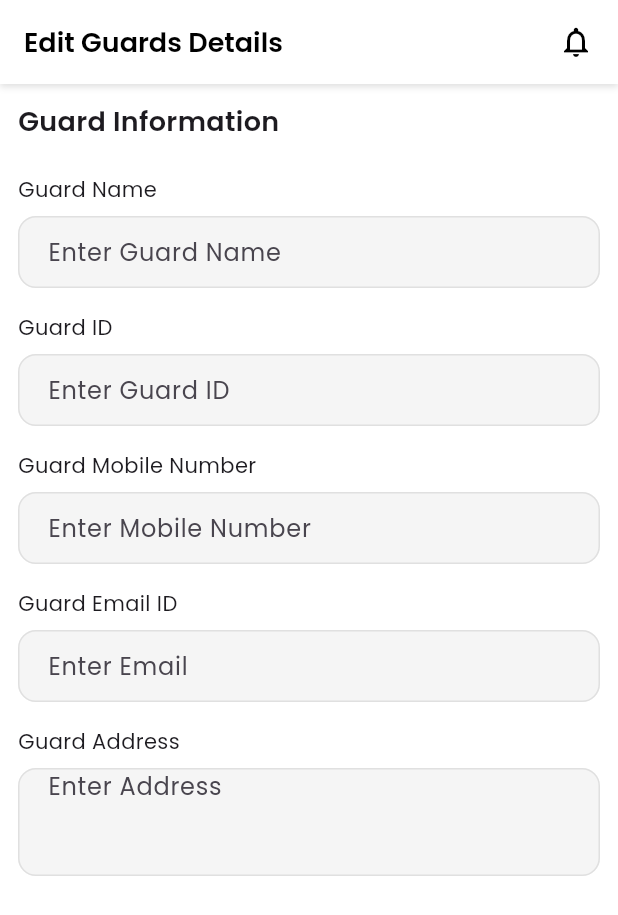
After one commit to RohitAlp/Visitor__App, a Flutter app: the EditSecurityGuardsForm screen opened by its route, on a phone screen of 412 x 824 dp. The commit adds this screen. Shown: the top 915 px of the screen. Run offline on Flutter 3.47's test engine with Material 3 defaults, Android fonts, the phone set to English and light mode, and no system bars; our stand-ins replace bloc, dio, equatable, flutter_bloc, flutter_secure_storage, flutter_svg and 3 more; accounts and stored records are empty.

Commit message:
edit guards event state block

```diff
--- a/lib/config/Routes/Route.dart
+++ b/lib/config/Routes/Route.dart
@@ -5,6 +5,7 @@ import 'package:visitorapp/screens/society_admin/Manage%20User/security_guards/s
 import '../../screens/dashboard/dashboard_screen.dart';
 import '../../screens/society_admin/Manage User/manage_users_screen.dart';
 import '../../screens/society_admin/Manage User/Add_flat_owner/flat_owner_list.dart';
+import '../../screens/society_admin/Manage User/security_guards/edit_guards_details_form/edit_security_guards_form.dart';
 import '../../screens/splash_screen/SplashScreen.dart';
 
 import '../../screens/Notification/Notificarion.dart';
@@ -36,6 +37,8 @@ class Routes {
         return MaterialPageRoute(builder: (context) => const NotificationScreen());
       case RouteName.SecurityGuardsScreen:
         return MaterialPageRoute(builder: (context) => const SecurityGuardsScreen());
+      case RouteName.EditSecurityGuardsForm:
+        return MaterialPageRoute(builder: (context) => const EditSecurityGuardsForm());
 
       default:
         return MaterialPageRoute(
--- a/lib/config/Routes/RouteName.dart
+++ b/lib/config/Routes/RouteName.dart
@@ -13,4 +13,5 @@ class RouteName{
   static const String manageUsersSocietyAdmin = 'manageUsersSocietyAdmin';
   static const String FlatOwnersScreen = 'flatOwnersListScreen';
   static const String SecurityGuardsScreen = 'SecurityGuardsScreen';
+  static const String EditSecurityGuardsForm = 'EditSecurityGuardsForm';
 }
--- /dev/null
+++ b/lib/screens/society_admin/Manage User/security_guards/edit_guards_details_form/bloc/editguards_bloc.dart
@@ -0,0 +1,28 @@
+import 'package:bloc/bloc.dart';
+import 'package:equatable/equatable.dart';
+
+
+import '../../../../../../utils/enum.dart';
+
+part 'editguards_event.dart';
+part 'editguards_state.dart';
+
+class EditguardsBloc extends Bloc<EditguardsEvent, EditguardsState> {
+  EditguardsBloc() : super(const EditguardsState()) {
+    on<EditGuardNameEvent>((event, emit) {
+      emit(state.copyWith(guardName: event.guardName));
+    });
+    on<EditGuardIDEvent>((event, emit) {
+      emit(state.copyWith(guardName: event.guardID));
+    });
+    on<EditGuardEmailEvent>((event, emit) {
+      emit(state.copyWith(guardName: event.email));
+    });
+    on<EditGuardMobileNumberEvent>((event, emit) {
+      emit(state.copyWith(guardName: event.editGuradMobileNumber));
+    });
+    on<EditGuardAddressEvent>((event, emit) {
+      emit(state.copyWith(guardName: event.address));
+    });
+  }
+}
--- /dev/null
+++ b/lib/screens/society_admin/Manage User/security_guards/edit_guards_details_form/bloc/editguards_event.dart
@@ -0,0 +1,56 @@
+part of 'editguards_bloc.dart';
+
+abstract class EditguardsEvent extends Equatable{
+  const EditguardsEvent();
+
+  @override
+   List<Object> get props => [];
+}
+
+class EditGuardNameEvent extends EditguardsEvent {
+  final String guardName;
+
+  const EditGuardNameEvent(this.guardName);
+
+  @override
+  List<Object> get props => [guardName];
+}
+
+class EditGuardIDEvent extends EditguardsEvent{
+  final String guardID;
+
+  const EditGuardIDEvent(this.guardID);
+  @override
+  List<Object> get props => [guardID];
+}
+
+class EditGuardMobileNumberEvent extends EditguardsEvent{
+  final String editGuradMobileNumber;
+
+  const EditGuardMobileNumberEvent(this.editGuradMobileNumber);
+
+  @override
+  List<Object> get props => [editGuradMobileNumber];
+}
+
+class EditGuardEmailEvent extends EditguardsEvent{
+  final String email;
+
+  const EditGuardEmailEvent(this.email);
+
+  @override
+  List<Object> get props=>[email];
+}
+
+class EditGuardAddressEvent extends EditguardsEvent{
+  final String address;
+
+  const EditGuardAddressEvent(this.address);
+
+  @override
+  List<Object> get props => [address];
+}
+
+class UpdateGuardDetailsEvent extends EditguardsEvent {
+  const UpdateGuardDetailsEvent();
+}
--- /dev/null
+++ b/lib/screens/society_admin/Manage User/security_guards/edit_guards_details_form/bloc/editguards_state.dart
@@ -0,0 +1,48 @@
+part of 'editguards_bloc.dart';
+
+class EditguardsState extends Equatable {
+  final String guardName;
+  final String guardID;
+  final String guardMobileNumber;
+  final String guardEmail;
+  final String guardAddress;
+  final Status status;
+  final String? errorMessage;
+
+
+
+  const EditguardsState({
+    this.status = Status.initial,
+     this.guardName = '',
+     this.guardID = '',
+     this.guardMobileNumber = '',
+     this.guardEmail = '',
+     this.guardAddress = '',
+    this.errorMessage,
+
+  });
+
+  EditguardsState copyWith({
+    final String? guardName ,
+    final String? guardID,
+    final String? guardMobileNumber,
+    final String? guardEmail,
+    final String? guardAddress,
+    String? errorMessage,
+
+  }) {
+    return EditguardsState(
+      guardName: guardName ?? this.guardName,
+      guardID: guardID ?? this.guardID,
+      guardMobileNumber:
+          guardMobileNumber ?? guardMobileNumber ?? this.guardMobileNumber,
+      guardEmail: guardEmail ?? this.guardEmail,
+      guardAddress: guardAddress ?? this.guardAddress,
+      errorMessage: errorMessage,
+
+    );
+  }
+
+  @override
+  List<Object?> get props => [guardName, guardID, guardMobileNumber, guardEmail, guardAddress, errorMessage];
+}
--- /dev/null
+++ b/lib/screens/society_admin/Manage User/security_guards/edit_guards_details_form/edit_security_guards_form.dart
@@ -0,0 +1,115 @@
+import 'package:flutter/cupertino.dart';
+import 'package:flutter/material.dart';
+import 'package:flutter_bloc/flutter_bloc.dart';
+import 'package:visitorapp/screens/society_admin/Manage%20User/security_guards/edit_guards_details_form/bloc/editguards_bloc.dart';
+import 'package:visitorapp/widgets/custom_app_bar.dart';
+
+import '../../../../../widgets/text_form_field.dart';
+
+class EditSecurityGuardsForm extends StatefulWidget {
+  const EditSecurityGuardsForm({super.key});
+
+  @override
+  State<EditSecurityGuardsForm> createState() => _EditSecurityGuardsFormState();
+}
+
+class _EditSecurityGuardsFormState extends State<EditSecurityGuardsForm> {
+  @override
+  Widget build(BuildContext context) {
+    return Scaffold(
+      appBar: CustomAppBar(title: 'Edit Guards Details'),
+      body: SafeArea(
+          child: BlocProvider(
+            create: (context) => EditguardsBloc(), child: Form(
+            child: Padding(
+              padding: const EdgeInsets.all(12.0),
+              child: SingleChildScrollView(
+                child: Column(
+                  crossAxisAlignment: CrossAxisAlignment.start,
+                  children: [
+                    Text(
+                      'Guard Information',
+                      style: TextStyle(
+                          fontSize: 18, fontWeight: FontWeight.w600),
+                    ),
+                    SizedBox(height: 22),
+
+                    Text('Guard Name'),
+                    SizedBox(height: 8),
+                    BlocBuilder<EditguardsBloc, EditguardsState>(
+                      builder: (context, state) {
+                        return CustomTextField(
+                          hintText: "Enter Guard Name",
+                          onChanged: (v) {
+                            context.read<EditguardsBloc>().add(
+                                EditGuardNameEvent(v));
+                          },
+                        );
+                      },
+                    ),
+
+                    SizedBox(height: 16),
+                    Text('Guard ID'),
+                    SizedBox(height: 8),
+                    BlocBuilder<EditguardsBloc, EditguardsState>(
+                      builder: (context, state) {
+                        return CustomTextField(
+                          hintText: "Enter Guard ID",
+                          onChanged: (v) {
+                            context.read<EditguardsBloc>().add(
+                                EditGuardIDEvent(v));
+                          },
+                        );
+                      },
+                    ),
+
+                    SizedBox(height: 16),
+                    Text('Guard Mobile Number'),
+                    SizedBox(height: 8),
+                    BlocBuilder<EditguardsBloc, EditguardsState>(
+                      builder: (context, state) {
+                        return CustomTextField(
+                          hintText: "Enter Mobile Number",
+                          keyboardType: TextInputType.phone,
+                          onChanged: (v) {
+                            context.read<EditguardsBloc>().add(
+                                EditGuardMobileNumberEvent(v));
+                          },
+                        );
+                      },
+                    ),
+
+                    SizedBox(height: 16),
+                    Text('Guard Email ID'),
+                    SizedBox(height: 8),
+                    BlocBuilder<EditguardsBloc, EditguardsState>(
+                      builder: (context, state) {
+                        return CustomTextField(
+                          hintText: "Enter Email",
+                          keyboardType: TextInputType.emailAddress,
+                          onChanged: (v) {},
+                        );
+                      },
+                    ),
+
+                    SizedBox(height: 16),
+                    Text('Guard Address'),
+                    SizedBox(height: 8),
+                    BlocBuilder<EditguardsBloc, EditguardsState>(
+                      builder: (context, state) {
+                        return CustomTextField(
+                          hintText: "Enter Address",
+                          maxLines: 3,
+                          onChanged: (v) {},
+                        );
+                      },
+                    ),
+                  ],
+                ),
+              ),
+            ),
+          ),)
+      ),
+    );
+  }
+}
--- a/lib/screens/society_admin/Manage User/security_guards/security_guards_screen.dart
+++ b/lib/screens/society_admin/Manage User/security_guards/security_guards_screen.dart
@@ -1,4 +1,5 @@
 import 'package:flutter/material.dart';
+import 'package:visitorapp/config/Routes/RouteName.dart';
 
 import '../../../../constants/app_colors.dart';
 
@@ -25,10 +26,7 @@ class SecurityGuardsScreen extends StatefulWidget {
 
 class _SecurityGuardsScreenState extends State<SecurityGuardsScreen>
     with TickerProviderStateMixin {
-
-
   final List<SecurityGuard> _allGuards = const [
-
     SecurityGuard(
       name: 'Rajesh Kumar',
       phone: '+91 98765 43210',
@@ -76,8 +74,7 @@ class _SecurityGuardsScreenState extends State<SecurityGuardsScreen>
 
   List<SecurityGuard> get _filteredGuards {
     return _allGuards.where((owner) {
-      final matchesWing =
-          _selectedWing == 'All';
+      final matchesWing = _selectedWing == 'All';
       final matchesSearch =
           _searchQuery.isEmpty ||
           owner.name.toLowerCase().contains(_searchQuery.toLowerCase()) ||
@@ -115,7 +112,10 @@ class _SecurityGuardsScreenState extends State<SecurityGuardsScreen>
         shape: RoundedRectangleBorder(borderRadius: BorderRadius.circular(20)),
         title: const Text(
           'Delete Owner',
-          style: TextStyle(fontWeight: FontWeight.w700, color: AppColors.textDark),
+          style: TextStyle(
+            fontWeight: FontWeight.w700,
+            color: AppColors.textDark,
+          ),
         ),
         content: Text(
           'Are you sure you want to remove ${owner.name}?',
@@ -124,7 +124,10 @@ class _SecurityGuardsScreenState extends State<SecurityGuardsScreen>
         actions: [
           TextButton(
             onPressed: () => Navigator.pop(ctx),
-            child: const Text('Cancel', style: TextStyle(color: AppColors.textLight)),
+            child: const Text(
+              'Cancel',
+              style: TextStyle(color: AppColors.textLight),
+            ),
           ),
           ElevatedButton(
             style: ElevatedButton.styleFrom(
@@ -149,17 +152,6 @@ class _SecurityGuardsScreenState extends State<SecurityGuardsScreen>
             child: const Text('Delete', style: TextStyle(color: Colors.white)),
           ),
         ],
-      ),
-    );
-  }
-
-  void _editOwner(SecurityGuard owner) {
-    ScaffoldMessenger.of(context).showSnackBar(
-      SnackBar(
-        content: Text('Editing ${owner.name}'),
-        backgroundColor: AppColors.primaryLight,
-        behavior: SnackBarBehavior.floating,
-        shape: RoundedRectangleBorder(borderRadius: BorderRadius.circular(12)),
       ),
     );
   }
@@ -237,14 +229,19 @@ class _SecurityGuardsScreenState extends State<SecurityGuardsScreen>
                               height: 42,
                               decoration: BoxDecoration(
                                 gradient: const LinearGradient(
-                                  colors: [AppColors.primaryLight, AppColors.primaryColor],
+                                  colors: [
+                                    AppColors.primaryLight,
+                                    AppColors.primaryColor,
+                                  ],
                                   begin: Alignment.topLeft,
                                   end: Alignment.bottomRight,
                                 ),
                                 borderRadius: BorderRadius.circular(14),
                                 boxShadow: [
                                   BoxShadow(
-                                    color: AppColors.primaryColor.withOpacity(0.45),
+                                    color: AppColors.primaryColor.withOpacity(
+                                      0.45,
+                                    ),
                                     blurRadius: 16,
                                     offset: const Offset(0, 6),
                                   ),
@@ -401,7 +398,10 @@ class _SecurityGuardsScreenState extends State<SecurityGuardsScreen>
                           const SizedBox(height: 6),
                           const Text(
                             'Try adjusting your search or filters',
-                            style: TextStyle(fontSize: 13, color: AppColors.textLight),
+                            style: TextStyle(
+                              fontSize: 13,
+                              color: AppColors.textLight,
+                            ),
                           ),
                         ],
                       ),
@@ -414,7 +414,12 @@ class _SecurityGuardsScreenState extends State<SecurityGuardsScreen>
                         final owner = filtered[index];
                         return _OwnerCard(
                           owner: owner,
-                          onEdit: () => _editOwner(owner),
+                          onEdit: () {
+                            Navigator.pushNamed(
+                              context,
+                              RouteName.EditSecurityGuardsForm,
+                            );
+                          },
                           onDelete: () => _deleteOwner(owner),
                           index: index,
                         );
@@ -458,7 +463,6 @@ class _OwnerCardState extends State<_OwnerCard>
   static const Color textLight = Color(0xFF9C8872);
 
   bool _pressed = false;
-
 
   @override
   void initState() {
@@ -524,9 +528,7 @@ class _OwnerCardState extends State<_OwnerCard>
                     width: 52,
                     height: 52,
                     decoration: BoxDecoration(
-
                       borderRadius: BorderRadius.circular(16),
-
                     ),
                     child: Center(
                       child: Text(
--- /dev/null
+++ b/lib/utils/enum.dart
@@ -0,0 +1,6 @@
+enum Status {
+  initial,
+  loading,
+  success,
+  error,
+}
--- a/lib/widgets/text_form_field.dart
+++ b/lib/widgets/text_form_field.dart
@@ -0,0 +1,94 @@
+import 'package:flutter/material.dart';
+
+class CustomTextField extends StatefulWidget {
+  final String? hintText;
+  final TextEditingController? controller;
+  final TextInputType? keyboardType;
+  final bool? obscureText;
+  final Widget? prefixIcon;
+  final Widget? suffixIcon;
+  final String? Function(String?)? validator;
+  final Function(String) onChanged; // ✅ onChanged added
+  final bool? readOnly;
+  final int? maxLines;
+
+  const CustomTextField({
+    super.key,
+    this.hintText,
+    this.controller,
+    this.keyboardType,
+    this.obscureText,
+    this.prefixIcon,
+    this.suffixIcon,
+    this.validator,
+    required this.onChanged,
+    this.readOnly,
+    this.maxLines,
+  });
+
+  @override
+  State<CustomTextField> createState() => _CustomTextFieldState();
+}
+
+class _CustomTextFieldState extends State<CustomTextField> {
+  late bool _obscureText;
+
+  @override
+  void initState() {
+    super.initState();
+    _obscureText = widget.obscureText ?? false;
+  }
+
+  @override
+  Widget build(BuildContext context) {
+    final bool isPasswordField = widget.obscureText == true;
+
+    return TextFormField(
+      controller: widget.controller,
+      keyboardType: widget.keyboardType ?? TextInputType.text,
+      obscureText: _obscureText,
+      validator: widget.validator,
+      onChanged: widget.onChanged, // ✅ connected here
+      readOnly: widget.readOnly ?? false,
+      maxLines: widget.maxLines ?? 1,
+      decoration: InputDecoration(
+        hintText: widget.hintText ?? '',
+        filled: true,
+        fillColor: Colors.grey.shade100,
+        prefixIcon: widget.prefixIcon,
+        suffixIcon: isPasswordField
+            ? IconButton(
+          icon: Icon(
+            _obscureText
+                ? Icons.visibility_off
+                : Icons.visibility,
+          ),
+          onPressed: () {
+            setState(() {
+              _obscureText = !_obscureText;
+            });
+          },
+        )
+            : widget.suffixIcon,
+        contentPadding: const EdgeInsets.symmetric(
+          horizontal: 16,
+        ),
+        border: OutlineInputBorder(
+          borderRadius: BorderRadius.circular(12),
+          borderSide: BorderSide.none,
+        ),
+        enabledBorder: OutlineInputBorder(
+          borderRadius: BorderRadius.circular(12),
+          borderSide: BorderSide(color: Colors.grey.shade300),
+        ),
+        focusedBorder: OutlineInputBorder(
+          borderRadius: BorderRadius.circular(12),
+          borderSide: const BorderSide(
+            color: Colors.blue,
+            width: 1.5,
+          ),
+        ),
+      ),
+    );
+  }
+}
```
